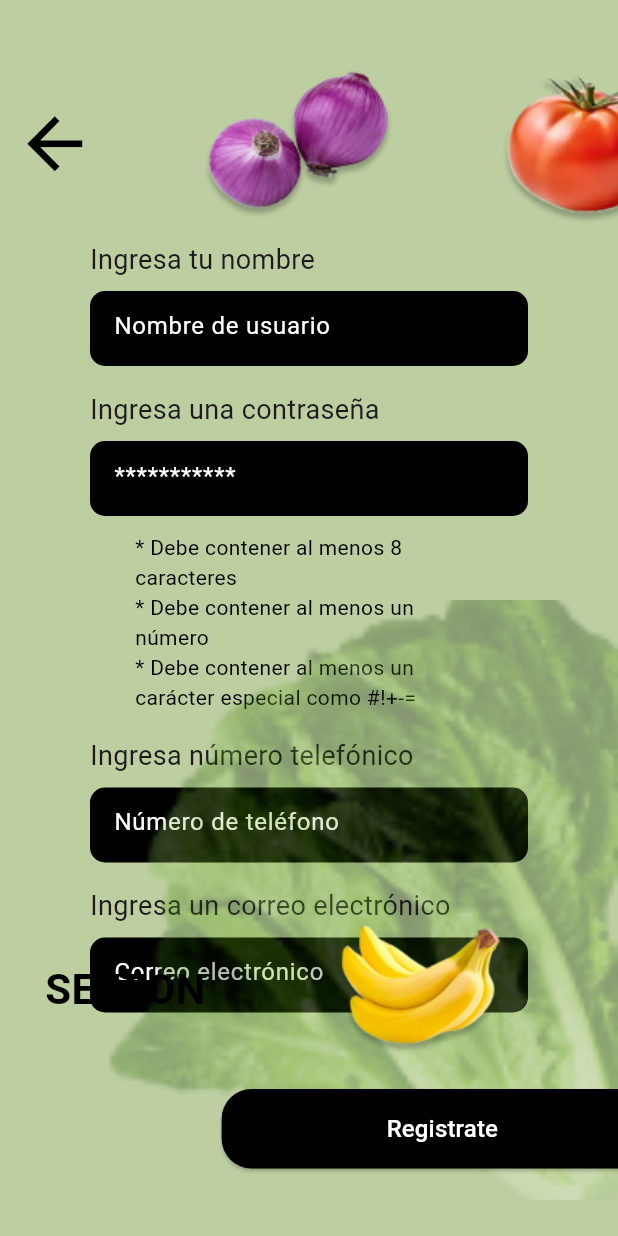
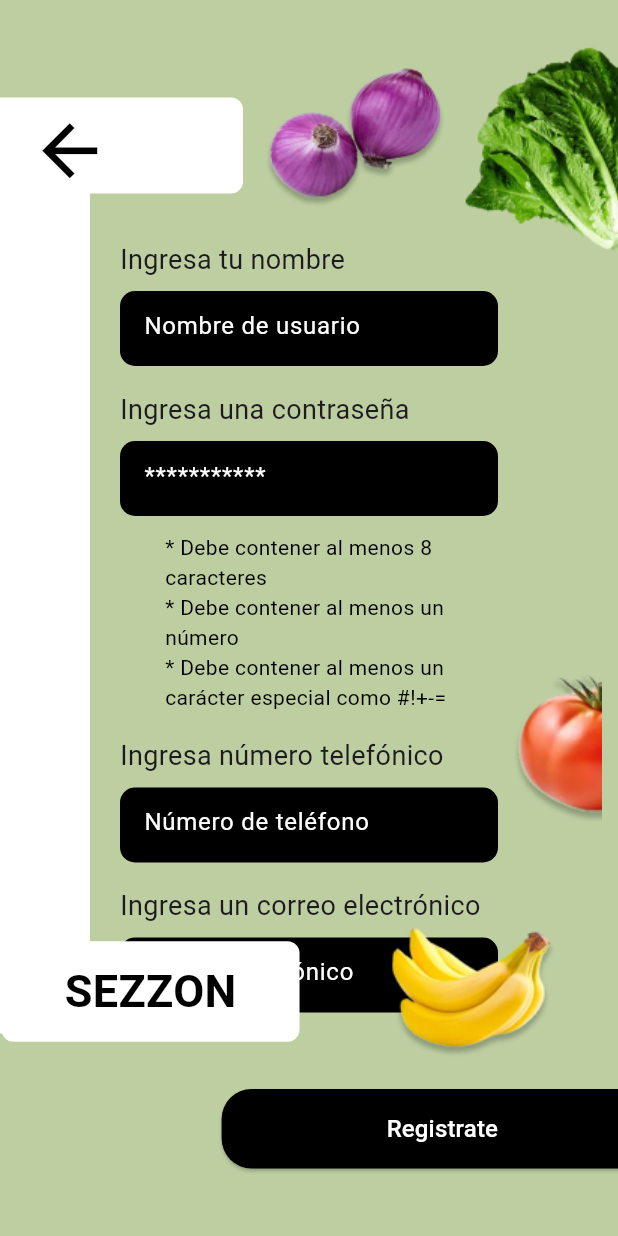
Before and after one commit to LuisMtz139/davidIntegrados, a Flutter app: the screen it shows after launch, on a phone screen of 412 x 824 dp. Run offline on Flutter 3.47's test engine with Material 3 defaults, Android fonts, the phone set to English and light mode, and no system bars.

Commit message:
funcional la nueva vista

```diff
--- a/lib/pages/register.dart
+++ b/lib/pages/register.dart
@@ -1,4 +1,5 @@
 import 'package:flutter/material.dart';
+import 'package:flutter/services.dart'; // Agregado según lo solicitado
 
 class RegisterScreen extends StatelessWidget {
   final TextEditingController nameController = TextEditingController();
@@ -14,7 +15,7 @@ class RegisterScreen extends StatelessWidget {
         children: [
           Container(
             color: Color(0xFFBDCEA1),
-            padding: const EdgeInsets.symmetric(horizontal: 60.0),
+            padding: const EdgeInsets.symmetric(horizontal: 80.0),
             child: Column(
               crossAxisAlignment: CrossAxisAlignment.stretch,
               children: [
@@ -154,37 +155,46 @@ class RegisterScreen extends StatelessWidget {
               ],
             ),
           ),
+          // Franja de color blanco en el lado izquierdo
+          Positioned(
+            top: 80,
+            left: 0,
+            bottom: 135,
+            width: 60,
+            child: Container(
+              color: Colors.white,
+            ),
+          ),
           // Imagen de fondo debajo de los inputs
           Positioned(
-            top: 400, // Ajusta la posición vertical según sea necesario
-            left: 0,
-            right: 0,
-            child: Opacity(
-              opacity: 0.3, // Ajusta la opacidad según sea necesario
-              child: Image.asset(
-                'assets/images/lechga.png', // Reemplaza con la ruta de tu imagen de fondo
-                fit: BoxFit.cover,
-                height: 400, // Ajusta la altura según sea necesario
-              ),
-            ),
-          ),
-          Positioned(
-            bottom: 90,
-            left: 30,
+            bottom: 88,
+            left:
+                1, // Mueve la caja hacia la izquierda para que parezca salir de la pantalla
             child: Row(
               children: [
-                Text(
+                Align(
+                  alignment: Alignment.centerLeft,
+                  child: Container(
+                    decoration: BoxDecoration(
+                      border: Border.all(color: Colors.white, width: 2),
+                      borderRadius: BorderRadius.circular(8),
+                      color: Colors.white,
+                    ),
+                    padding: EdgeInsets.symmetric(horizontal: 40, vertical: 10),
+                    child: Text(
                       'SEZZON',
                       style: TextStyle(
-                    fontSize: 28,
+                        fontSize: 30,
                         fontWeight: FontWeight.bold,
                         color: Colors.black,
                       ),
                     ),
-                SizedBox(width: 20),
+                  ),
+                ),
+                SizedBox(width: 1), // Ajusta el espacio según sea necesario
                 Image.asset(
                   'assets/images/platano.png',
-                  width: 250,
+                  width: 230,
                   height: 150,
                 ),
               ],
@@ -220,9 +230,24 @@ class RegisterScreen extends StatelessWidget {
               ),
             ),
           ),
+          Stack(
+            children: <Widget>[
               Positioned(
-            top: 60,
-            right: 340,
+                top: 65,
+                right: 250, // Ajusta para mover el contenedor
+                child: Container(
+                  padding: EdgeInsets.symmetric(horizontal: 90, vertical: 30),
+                  decoration: BoxDecoration(
+                    border: Border.all(color: Colors.white, width: 2),
+                    borderRadius: BorderRadius.circular(8),
+                    color: Colors.white,
+                  ),
+                  // El IconButton se ha movido fuera de este Container
+                ),
+              ),
+              Positioned(
+                top: 65, // Ajusta para mover la flecha
+                right: 330, // Ajusta para mover la flecha
                 child: IconButton(
                   icon: Icon(Icons.arrow_back, color: Colors.black, size: 55),
                   onPressed: () {
@@ -230,20 +255,31 @@ class RegisterScreen extends StatelessWidget {
                   },
                 ),
               ),
+            ],
+          ),
           Positioned(
             top: 0.5,
-            right: 80, // Ajustado para mantener la separación original
+            left: 110, // Ajustado para mantener la separación original
             child: Image.asset(
               'assets/images/cebolla.png', // Replace with your image path
-              width: 270,
+              width: 250,
+              height: 190,
+            ),
+          ),
+          Positioned(
+            top: 0.5,
+            right: -40, // Ajustado para mantener la separación original
+            child: Image.asset(
+              'assets/images/lechga.png', // Replace with your image path
+              width: 200,
               height: 200,
             ),
           ),
           Positioned(
-            top: 0.5,
-            right: -68, // Ajustado para mantener la separación original
+            top: 400, // Ajustado para mantener la separación original,
+            right: -50, // Ajustado para mantener la separación original
             child: Image.asset(
-              'assets/images/tomate2.png', // Replace with your image path
+              'assets/images/tomate.png', // Replace with your image path
               width: 200,
               height: 200,
             ),
```
Lines whose indentation alone changed are shown as unchanged.
